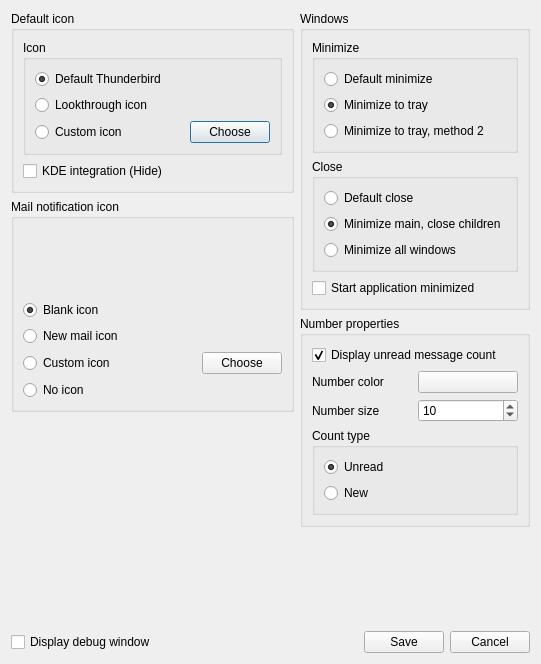
Old version of the form app/SysTray-X/preferences.ui in the repository Ximi1970/systray-x.
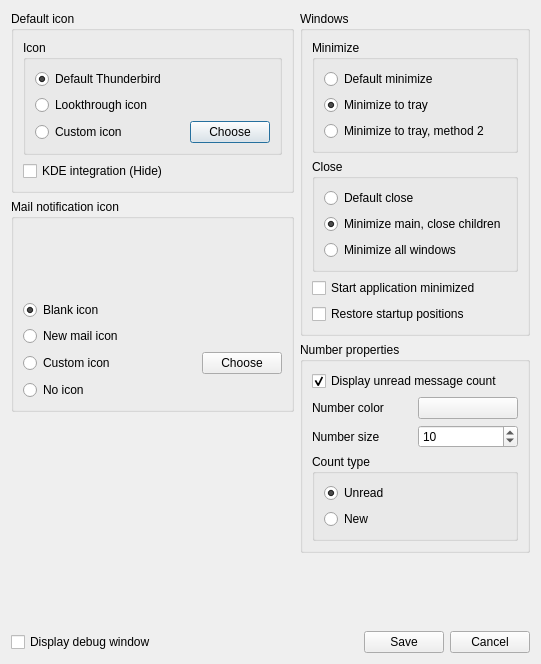
New version of the form. Icons and pictures are not drawn.

Commit message: Restore window postions on startup (opensuse)

The edit to the form file:
```diff
--- a/app/SysTray-X/preferences.ui
+++ b/app/SysTray-X/preferences.ui
@@ -388,6 +388,13 @@
               </property>
              </widget>
             </item>
+            <item>
+             <widget class="QCheckBox" name="restorePositionscheckBox">
+              <property name="text">
+               <string>Restore startup positions</string>
+              </property>
+             </widget>
+            </item>
            </layout>
           </item>
          </layout>
```
Left out of the diff: 6 changed lines with no effect on the pictures. The commit also changes 45 other files.
